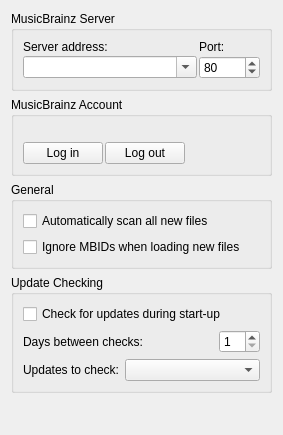
metabrainz/picard, file ui/options_general.ui: the form before one commit.
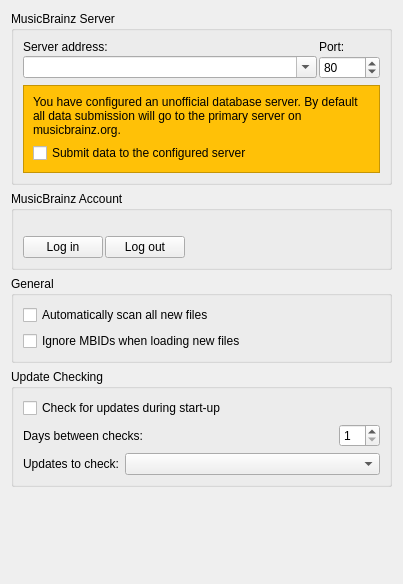
The form after the commit.

Commit message:
PICARD-2232: Add option to enable data submission to unofficial server
Show a warning when user configures unofficial server and add an option use_server_for_submission to use this server also for data submission.

What changed in the file:
```diff
--- a/ui/options_general.ui
+++ b/ui/options_general.ui
@@ -6,8 +6,8 @@
    <rect>
     <x>0</x>
     <y>0</y>
-    <width>283</width>
-    <height>435</height>
+    <width>403</width>
+    <height>584</height>
    </rect>
   </property>
   <layout class="QVBoxLayout">
@@ -20,6 +20,52 @@
       <property name="spacing">
        <number>2</number>
       </property>
+      <item row="1" column="1">
+       <widget class="QSpinBox" name="server_port">
+        <property name="minimum">
+         <number>1</number>
+        </property>
+        <property name="maximum">
+         <number>65535</number>
+        </property>
+        <property name="value">
+         <number>80</number>
+        </property>
+       </widget>
+      </item>
+      <item row="3" column="0" colspan="2">
+       <widget class="QFrame" name="server_host_primary_warning">
+        <property name="styleSheet">
+         <string notr="true">QFrame { background-color: #ffc107; color: black }
+QCheckBox { color: black }</string>
+        </property>
+        <property name="frameShape">
+         <enum>QFrame::StyledPanel</enum>
+        </property>
+        <property name="frameShadow">
+         <enum>QFrame::Raised</enum>
+        </property>
+        <layout class="QVBoxLayout" name="verticalLayout_4">
+         <item>
+          <widget class="QLabel" name="label_4">
+           <property name="text">
+            <string>You have configured an unofficial database server. By default all data submission will go to the primary server on musicbrainz.org.</string>
+           </property>
+           <property name="wordWrap">
+            <bool>true</bool>
+           </property>
+          </widget>
+         </item>
+         <item>
+          <widget class="QCheckBox" name="use_server_for_submission">
+           <property name="text">
+            <string>Submit data to the configured server</string>
+           </property>
+          </widget>
+         </item>
+        </layout>
+       </widget>
+      </item>
       <item row="1" column="0">
        <widget class="QComboBox" name="server_host">
         <property name="sizePolicy">
@@ -40,19 +86,6 @@
         </property>
        </widget>
       </item>
-      <item row="1" column="1">
-       <widget class="QSpinBox" name="server_port">
-        <property name="minimum">
-         <number>1</number>
-        </property>
-        <property name="maximum">
-         <number>65535</number>
-        </property>
-        <property name="value">
-         <number>80</number>
-        </property>
-       </widget>
-      </item>
       <item row="0" column="0">
        <widget class="QLabel" name="label">
         <property name="text">
@@ -60,6 +93,22 @@
         </property>
        </widget>
       </item>
+      <item row="2" column="0">
+       <spacer name="spacer">
+        <property name="orientation">
+         <enum>Qt::Vertical</enum>
+        </property>
+        <property name="sizeType">
+         <enum>QSizePolicy::Fixed</enum>
+        </property>
+        <property name="sizeHint" stdset="0">
+         <size>
+          <width>1</width>
+          <height>4</height>
+         </size>
+        </property>
+       </spacer>
+      </item>
      </layout>
     </widget>
    </item>
```
The commit also changes 7 other files.
